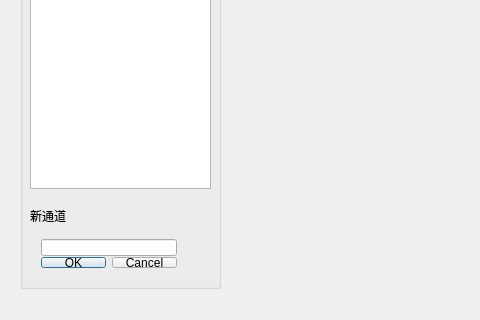
First picture: the form in cmdsimmw.ui, repository CarnationTL/cmd_sim, before the edit; both pictures show x 0 to 480 and y 222 to 542 of the 748 by 542 pixel window.
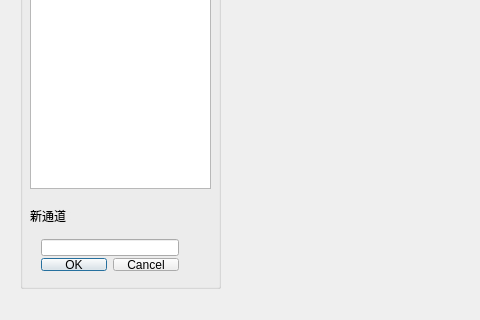
Second picture: the form after the edit.

What changed in the file:
```diff
--- a/cmdsimmw.ui
+++ b/cmdsimmw.ui
@@ -23,6 +23,9 @@
       <height>461</height>
      </rect>
     </property>
+    <property name="styleSheet">
+     <string notr="true">font: 9pt &quot;微软雅黑&quot;;</string>
+    </property>
     <property name="title">
      <string>指令信号选择</string>
     </property>
@@ -49,8 +52,8 @@
       <rect>
        <x>10</x>
        <y>400</y>
-       <width>158</width>
-       <height>51</height>
+       <width>160</width>
+       <height>54</height>
       </rect>
      </property>
      <layout class="QVBoxLayout" name="verticalLayout">
@@ -65,10 +68,18 @@
           <height>17</height>
          </size>
         </property>
+        <property name="styleSheet">
+         <string notr="true">font: 9pt &quot;微软雅黑&quot;;</string>
+        </property>
        </widget>
       </item>
       <item>
        <widget class="QDialogButtonBox" name="bbx_sig_sel">
+        <property name="styleSheet">
+         <string notr="true">font: 9pt &quot;微软雅黑&quot;;
+
+</string>
+        </property>
         <property name="standardButtons">
          <set>QDialogButtonBox::Cancel|QDialogButtonBox::Ok</set>
         </property>
```
Left out of the diff: 6 changed lines with no effect on the pictures.
